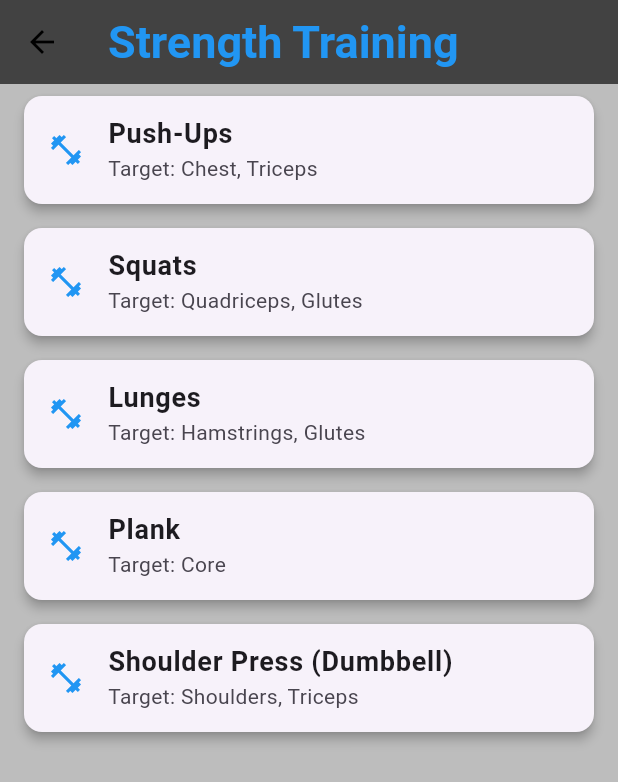
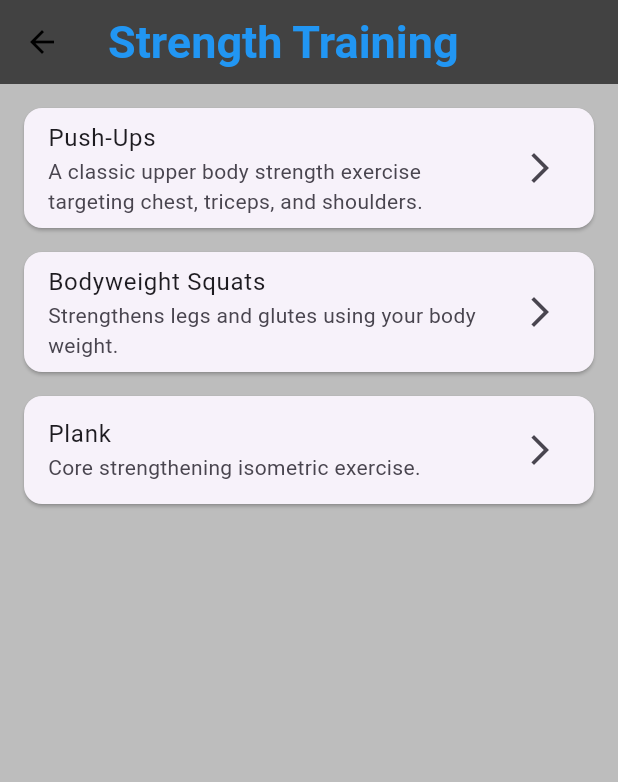
Before and after one commit to abedi21/VirRel, a Flutter app: the StrengthTrainingScreen screen opened directly, on a phone screen of 412 x 824 dp. Shown: the top 782 px of the screen. Run offline on Flutter 3.47's test engine with Material 3 defaults, Android fonts, the phone set to English and light mode, and no system bars; our stand-ins replace cloud_firestore, firebase_auth, firebase_core, fl_chart, geolocator, google_generative_ai; accounts and stored records are empty; Roboto replaces fonts that are missing (Montserrat).

Commit message:
your commit message here

```diff
--- a/lib/screens/home/strength_training_screen.dart
+++ b/lib/screens/home/strength_training_screen.dart
@@ -1,50 +1,77 @@
 import 'package:flutter/material.dart';
+import 'exercise_detail_screen.dart';
 
 class StrengthTrainingScreen extends StatelessWidget {
-  final List<Map<String, String>> exercises = [
+  const StrengthTrainingScreen({super.key});
+
+  @override
+  Widget build(BuildContext context) {
+    final exercises = [
       {
-      "title": "Push-Ups",
-      "target": "Chest, Triceps",
+        "name": "Push-Ups",
+        "description": "A classic upper body strength exercise targeting chest, triceps, and shoulders.",
+        "sets": "3–4",
+        "reps": "8–15",
+        "steps": [
+          "Start in a plank position.",
+          "Lower your body until your chest nearly touches the floor.",
+          "Keep your core tight and back flat.",
+          "Push yourself back up to the starting position."
+        ]
       },
       {
-      "title": "Squats",
-      "target": "Quadriceps, Glutes",
+        "name": "Bodyweight Squats",
+        "description": "Strengthens legs and glutes using your body weight.",
+        "sets": "3–4",
+        "reps": "10–20",
+        "steps": [
+          "Stand with feet shoulder-width apart.",
+          "Bend your knees and lower your hips as if sitting on a chair.",
+          "Keep your chest up and knees behind your toes.",
+          "Push through your heels to return to standing."
+        ]
       },
       {
-      "title": "Lunges",
-      "target": "Hamstrings, Glutes",
-    },
-    {
-      "title": "Plank",
-      "target": "Core",
-    },
-    {
-      "title": "Shoulder Press (Dumbbell)",
-      "target": "Shoulders, Triceps",
+        "name": "Plank",
+        "description": "Core strengthening isometric exercise.",
+        "sets": "3",
+        "reps": "Hold for 30–60 seconds",
+        "steps": [
+          "Lie face down and lift your body onto your elbows and toes.",
+          "Keep your body in a straight line from head to heels.",
+          "Hold this position, keeping your abs tight.",
+        ]
       },
     ];
 
-  @override
-  Widget build(BuildContext context) {
     return Scaffold(
-      appBar: AppBar(title: Text("Strength Training")),
+      appBar: AppBar(title: const Text("Strength Training")),
       body: ListView.builder(
+        padding: const EdgeInsets.all(16),
         itemCount: exercises.length,
         itemBuilder: (context, index) {
-          final exercise = exercises[index];
+          final ex = exercises[index];
           return Card(
-            margin: EdgeInsets.symmetric(horizontal: 16, vertical: 8),
-            elevation: 3,
-            shape: RoundedRectangleBorder(
-              borderRadius: BorderRadius.circular(12),
+            margin: const EdgeInsets.only(bottom: 16),
+            child: ListTile(
+              title: Text(ex["name"] as String),
+              subtitle: Text(ex["description"] as String),
+              trailing: const Icon(Icons.arrow_forward_ios),
+              onTap: () {
+                Navigator.push(
+                  context,
+                  MaterialPageRoute(
+                    builder: (_) => ExerciseDetailScreen(
+                      name: ex["name"] as String,
+description: ex["description"] as String,
+reps: ex["reps"] as String,
+sets: ex["sets"] as String,
+steps: List<String>.from(ex["steps"] as List),
+
                     ),
-            child: ListTile(
-              title: Text(
-                exercise['title']!,
-                style: TextStyle(fontWeight: FontWeight.bold, fontSize: 18),
                   ),
-              subtitle: Text("Target: ${exercise['target']}"),
-              leading: Icon(Icons.fitness_center, color: Colors.blue),
+                );
+              },
             ),
           );
         },
```
Also changed, not shown: lib/screens/home/exercise_detail_screen.dart (added, +46 -0 lines), lib/screens/home/exercises_screen.dart (+34 -24 lines), lib/screens/home/stretching_screen.dart (+41 -30 lines), lib/screens/home/yoga_screen.dart (+41 -29 lines), lib/widgets/exercise_card.dart (+36 -11 lines), 4 other files. Lines whose indentation alone changed are shown as unchanged.
